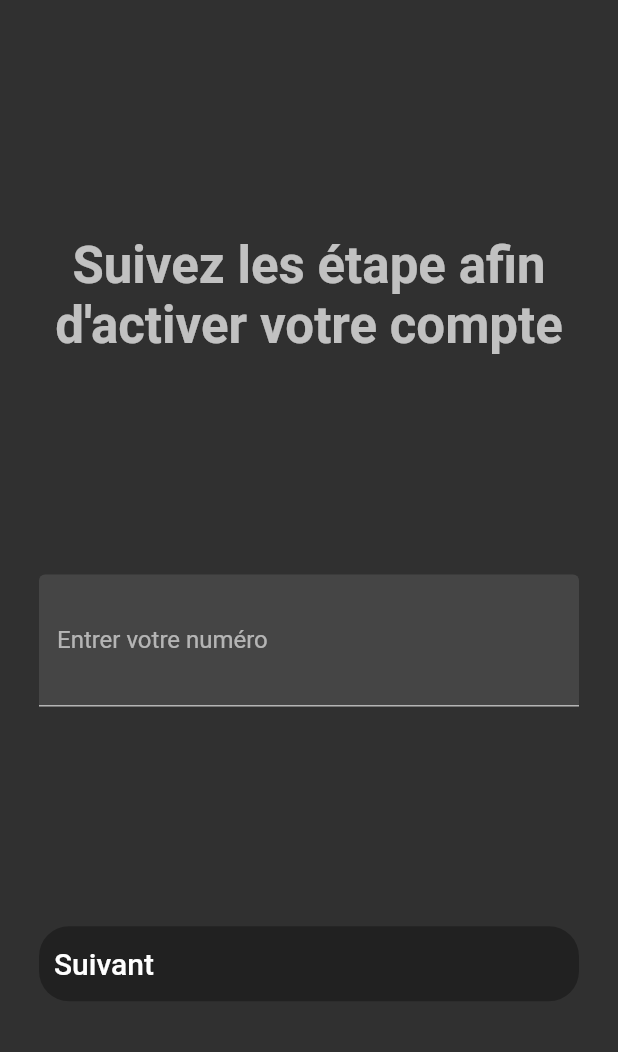
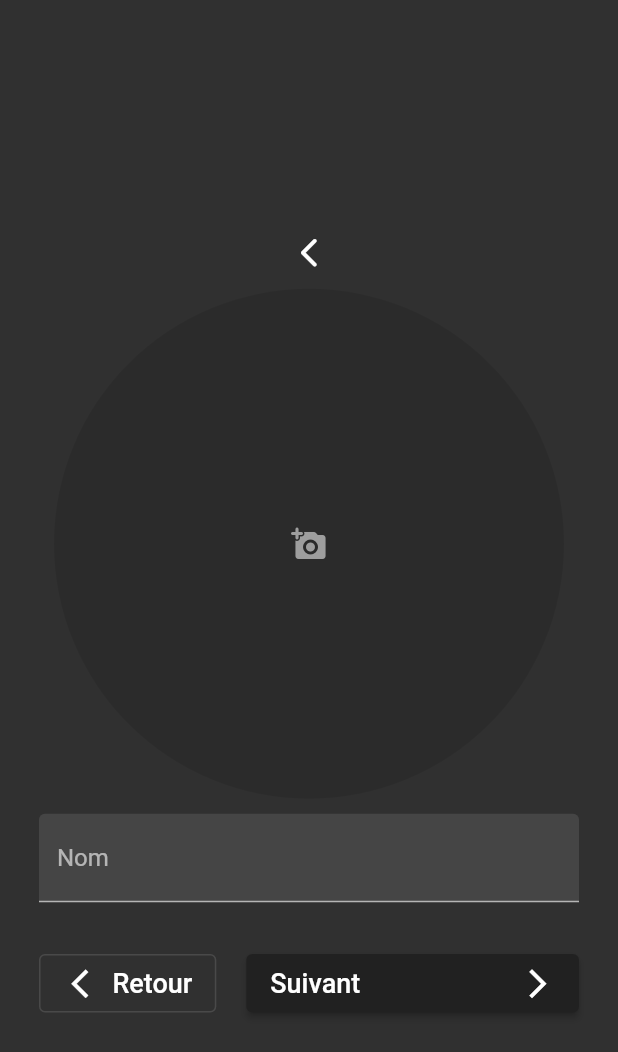
Before and after one commit to NaimCode/Lyla, a Flutter app: the Login screen opened directly, on a phone screen of 412 x 824 dp. Shown: the top 1052 px of the screen. Run offline on Flutter 3.47's test engine with Material 2 defaults, Android fonts, the light colour scheme and no system bars; our stand-ins replace bloc, cloud_firestore, firebase_auth, flutter_bloc, flutter_spinkit, font_awesome_flutter and 4 more; accounts and stored records are empty; Roboto replaces fonts that are missing (Spartan).

Commit message:
login 90%

```diff
--- a/lib/login.dart
+++ b/lib/login.dart
@@ -1,12 +1,15 @@
-import 'package:country_code_picker/country_code_picker.dart';
 import 'package:firebase_auth/firebase_auth.dart';
 import 'package:flutter/material.dart';
+
 import 'package:get/get.dart';
+import 'package:google_fonts/google_fonts.dart';
 import 'package:social_message/service/authentification.dart';
-import 'package:auth_buttons/auth_buttons.dart'
-    show GoogleAuthButton, AuthButtonStyle, AuthButtonType, AuthIconType;
-import 'body.dart';
-import 'widget/constant.dart';
+import 'package:social_message/widget/constant.dart';
+
+var _logPage = [LoginEmailPassword(), LoginImageName()];
+var _index = 1.obs;
+TextEditingController _email = TextEditingController();
+TextEditingController _password = TextEditingController();
 
 class Login extends StatelessWidget {
   Login({Key? key}) : super(key: key);
@@ -19,95 +22,250 @@ class Login extends StatelessWidget {
             child: Container(
                 width: 400,
                 padding: EdgeInsets.symmetric(vertical: 10, horizontal: 20),
-      child: Number(),
-    )));
+                child: Obx(
+                  () => _logPage[_index.value],
+                ))));
   }
 }
 
-class Number extends StatelessWidget {
-  Number({
+class LoginImageName extends StatefulWidget {
+  const LoginImageName({Key? key}) : super(key: key);
+
+  @override
+  _LoginImageNameState createState() => _LoginImageNameState();
+}
+
+class _LoginImageNameState extends State<LoginImageName> {
+  bool isCharging = false;
+  TextEditingController nom = TextEditingController();
+  @override
+  Widget build(BuildContext context) {
+    return Column(
+      mainAxisAlignment: MainAxisAlignment.center,
+      children: [
+        // Row(
+        //   crossAxisAlignment: CrossAxisAlignment.center,
+        //   children: [
+
+        //     Expanded(
+        //         child: Center(
+        //       child: Text(
+        //         'Retour',
+        //         style: Theme.of(context)
+        //             .textTheme
+        //             .headline4!
+        //             .copyWith(fontSize: 25),
+        //       ),
+        //     ))
+        //   ],
+        // ),
+        // SizedBox(
+        //   height: 30,
+        // ),
+        IconButton(
+            onPressed: () {
+              _index.value = 0;
+            },
+            icon: Icon(
+              Icons.arrow_back_ios_new_rounded,
+              size: 23,
+            )),
+        CircleAvatar(
+          radius: 170,
+          backgroundColor: Theme.of(context).primaryColor.withOpacity(0.3),
+          child: Center(
+            child: Icon(Icons.add_a_photo_rounded,
+                color: Get.isDarkMode ? null : Colors.black54),
+          ),
+        ),
+        SizedBox(
+          height: 10,
+        ),
+        TextFormField(
+          controller: nom,
+          validator: (v) {
+            if (v == '' || v!.isEmpty) return 'Saisir votre nom';
+            if (v.length < 4) return 'Au moins 4 caractères';
+            return null;
+          },
+          decoration: InputDecoration(
+            filled: true,
+            labelText: 'Nom',
+          ),
+        ),
+        SizedBox(
+          height: 30,
+        ),
+        Row(
+          children: [
+            OutlinedButton(
+                style: OutlinedButton.styleFrom(
+                    primary: Theme.of(context).primaryColor),
+                onPressed: () {},
+                child: Padding(
+                  padding: const EdgeInsets.symmetric(vertical: 8),
+                  child: Row(
+                    mainAxisAlignment: MainAxisAlignment.spaceBetween,
+                    crossAxisAlignment: CrossAxisAlignment.center,
+                    children: [
+                      Icon(
+                        Icons.arrow_back_ios_sharp,
+                        color: Get.isDarkMode ? Colors.white : Colors.black,
+                        size: 23,
+                      ),
+                      SizedBox(
+                        width: 10,
+                      ),
+                      Text('Retour',
+                          style: TextStyle(
+                              fontSize: 18,
+                              color: Get.isDarkMode
+                                  ? Colors.white
+                                  : Colors.black)),
+                    ],
+                  ),
+                )),
+            SizedBox(
+              width: 20,
+            ),
+            Expanded(
+              child: ElevatedButton(
+                  style: ElevatedButton.styleFrom(
+                      primary: Theme.of(context).primaryColor),
+                  onPressed: () {},
+                  child: Padding(
+                    padding: const EdgeInsets.symmetric(vertical: 8),
+                    child: Row(
+                      mainAxisAlignment: MainAxisAlignment.spaceBetween,
+                      crossAxisAlignment: CrossAxisAlignment.center,
+                      children: [
+                        Text('Suivant',
+                            style: TextStyle(
+                                fontSize: 18,
+                                color: Get.isDarkMode
+                                    ? Colors.white
+                                    : Colors.black)),
+                        isCharging
+                            ? Loading(
+                                color: Get.isDarkMode
+                                    ? Colors.white
+                                    : Colors.black,
+                              )
+                            : Icon(
+                                Icons.arrow_forward_ios_sharp,
+                                color: Get.isDarkMode
+                                    ? Colors.white
+                                    : Colors.black,
+                                size: 23,
+                              )
+                      ],
+                    ),
+                  )),
+            ),
+          ],
+        )
+      ],
+    );
+  }
+}
+
+class LoginEmailPassword extends StatefulWidget {
+  LoginEmailPassword({
     Key? key,
   }) : super(key: key);
-  var isCharging = false.obs;
-  final _formKey = GlobalKey<FormState>();
+
+  @override
+  _LoginEmailPasswordState createState() => _LoginEmailPasswordState();
+}
+
+class _LoginEmailPasswordState extends State<LoginEmailPassword> {
+  bool isCharging = false;
+  final keyForm = GlobalKey<FormState>();
+
   var auth = Authentification(FirebaseAuth.instance);
-  TextEditingController number = TextEditingController();
-  String? code;
   @override
   Widget build(BuildContext context) {
     return Form(
-      key: _formKey,
+      key: keyForm,
       child: Column(
-        mainAxisAlignment: MainAxisAlignment.spaceEvenly,
+        mainAxisAlignment: MainAxisAlignment.center,
         children: [
-          Text(
-            'Suivez les étape afin d\'activer votre compte',
-            style: Theme.of(context).textTheme.headline4!,
+          Row(
+            crossAxisAlignment: CrossAxisAlignment.center,
+            children: [
+              Expanded(
+                  child: Center(
+                child: Text(
+                  'Continuer avec votre email',
+                  style: Theme.of(context)
+                      .textTheme
+                      .headline4!
+                      .copyWith(fontSize: 25),
                   textAlign: TextAlign.center,
                 ),
+              ))
+            ],
+          ),
+          SizedBox(
+            height: 30,
+          ),
           TextFormField(
-            validator: (value) {
-              if (value == null || value.isEmpty) {
-                return 'Saisir votre numéro';
-              } else {
+            controller: _email,
+            validator: (v) {
+              if (v == '' || v!.isEmpty) return 'Saisir votre email';
+              if (!v.isEmail) return 'Saisir un email valide';
               return null;
-              }
             },
-            controller: number,
             decoration: InputDecoration(
-                prefix: CountryCodePicker(
-                  dialogBackgroundColor: Theme.of(context).cardColor,
-                  onChanged: (v) {
-                    code = v.dialCode;
+              filled: true,
+              labelText: 'Email',
+            ),
+          ),
+          SizedBox(
+            height: 10,
+          ),
+          TextFormField(
+            controller: _password,
+            validator: (v) {
+              if (v == '' || v!.isEmpty) return 'Saisir votre mot de passe';
+              if (v.length < 6) return 'Au moins 6 caractères';
+              return null;
             },
-                  searchStyle: Theme.of(context).textTheme.bodyText1,
-                  textStyle: Theme.of(context).textTheme.bodyText1,
-                  barrierColor: Get.isDarkMode ? Colors.black26 : null,
-                  // Initial selection and favorite can be one of code ('IT') OR dial_code('+39')
-                  initialSelection: 'IT',
-                  favorite: ['FR', '+235', '+212'],
-                  // optional. Shows only country name and flag
-                  showCountryOnly: false,
-                  showFlag: false,
-                  // optional. Shows only country name and flag when popup is closed.
-                  showOnlyCountryWhenClosed: false,
-                  // optional. aligns the flag and the Text left
-                  alignLeft: false,
+            decoration: InputDecoration(
+              filled: true,
+              labelText: 'Mot de passe',
             ),
-                filled: true,
-                labelText: 'Entrer votre numéro'),
           ),
-          InkWell(
-            onTap: () async {
-              if (_formKey.currentState!.validate()) {
-                isCharging.value = true;
-                // await Authentification(FirebaseAuth.instance)
-                //     .loginUser(code! + number.text, context);
-
-                isCharging.value = false;
-              }
-            },
-            child: Container(
-              decoration: BoxDecoration(
-                  color: Theme.of(context).primaryColor,
-                  borderRadius: BorderRadius.all(Radius.circular(20))),
-              padding: EdgeInsets.symmetric(vertical: 10, horizontal: 10),
+          SizedBox(
+            height: 30,
+          ),
+          ElevatedButton(
+              style: ElevatedButton.styleFrom(
+                  primary: Theme.of(context).primaryColor),
+              onPressed: () {},
+              child: Padding(
+                padding: const EdgeInsets.symmetric(vertical: 8),
                 child: Row(
+                  mainAxisAlignment: MainAxisAlignment.spaceBetween,
                   crossAxisAlignment: CrossAxisAlignment.center,
-                mainAxisAlignment: MainAxisAlignment.spaceBetween,
                   children: [
                     Text('Suivant',
-                      style: Theme.of(context).textTheme.headline6!.copyWith(
-                          color: Get.isDarkMode
-                              ? ThemeData.dark().textTheme.headline6!.color
-                              : null)),
-                  isCharging.value
-                      ? Icon(Icons.navigate_next_outlined)
-                      : Loading()
+                        style: TextStyle(
+                            fontSize: 18,
+                            color:
+                                Get.isDarkMode ? Colors.white : Colors.black)),
+                    isCharging
+                        ? Loading(
+                            color: Get.isDarkMode ? Colors.white : Colors.black,
+                          )
+                        : Icon(
+                            Icons.arrow_forward_ios_sharp,
+                            color: Get.isDarkMode ? Colors.white : Colors.black,
+                            size: 23,
+                          )
                   ],
                 ),
-            ),
-          )
+              ))
         ],
       ),
     );
--- a/lib/main.dart
+++ b/lib/main.dart
@@ -26,8 +26,10 @@ void main() async {
         ? HydratedStorage.webStorageDirectory
         : await getTemporaryDirectory(),
   );
+
   // await Hive.openBox('Settings');
   // initHive();
+  //print(FacebookAuth.i.isWebSdkInitialized);
   runApp(App());
 }
 
@@ -68,14 +70,14 @@ class Lyla extends StatelessWidget {
         return GetMaterialApp(
           title: 'Lyla',
           theme: ThemeData.light().copyWith(
-            inputDecorationTheme: ThemeData.light().inputDecorationTheme,
+
             textTheme: TextTheme(
                 headline4: GoogleFonts.spartan(fontWeight: FontWeight.bold)),
             primaryColor: state.getColor(),
           ),
           themeMode: state.getThemeMode(),
           darkTheme: ThemeData.dark().copyWith(
-            inputDecorationTheme: ThemeData.dark().inputDecorationTheme,
+
             textTheme: TextTheme(
                 headline4: GoogleFonts.spartan(
                     fontWeight: FontWeight.bold,
--- a/lib/widget/constant.dart
+++ b/lib/widget/constant.dart
@@ -1,14 +1,15 @@
 import 'package:flutter/material.dart';
 import 'package:flutter_spinkit/flutter_spinkit.dart';
+import 'package:get/get.dart';
 
 class Loading extends StatelessWidget {
-  const Loading({Key? key}) : super(key: key);
-
+  const Loading({this.color, Key? key}) : super(key: key);
+  final Color? color;
   @override
   Widget build(BuildContext context) {
     return Center(
-      child: SpinKitChasingDots(
-        color: Theme.of(context).primaryColor,
+      child: SpinKitThreeBounce(
+        color: color ?? Theme.of(context).primaryColor,
         size: 30.0,
       ),
     );
@@ -22,8 +23,8 @@ class LoadingFullScreen extends StatelessWidget {
   Widget build(BuildContext context) {
     return Scaffold(
       body: Center(
-        child: SpinKitChasingDots(
-          color: Theme.of(context).primaryColor,
+        child: SpinKitThreeBounce(
+          color: Get.isDarkMode ? Colors.white : Theme.of(context).primaryColor,
           size: 50.0,
         ),
       ),
--- a/pubspec.yaml
+++ b/pubspec.yaml
@@ -26,7 +26,7 @@ dependencies:
   animations: ^2.0.0
   bloc: ^7.0.0
   cloud_firestore: ^2.3.0
-  country_code_picker: ^2.0.2
+
   cupertino_icons: ^1.0.2
   firebase_auth: ^2.0.0
   firebase_core: ^1.3.0
@@ -41,7 +41,7 @@ dependencies:
   lottie: ^1.0.1
   path_provider: ^2.0.2
   provider: ^5.0.0
-  auth_buttons: ^1.0.1+4
+
 
 dev_dependencies:
   flutter_test:
```
Also changed, not shown: lib/service/authentification.dart (+13 -2 lines), firebase.json (added), pubspec.lock, 3 other files. Lines whose indentation alone changed are shown as unchanged.
